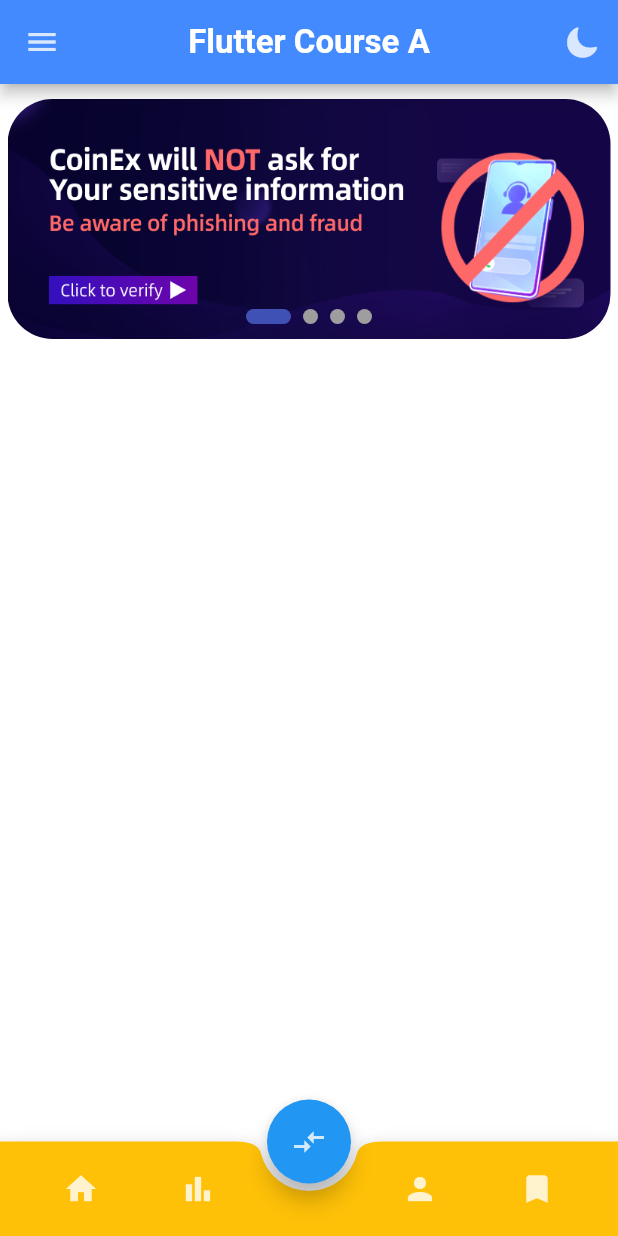
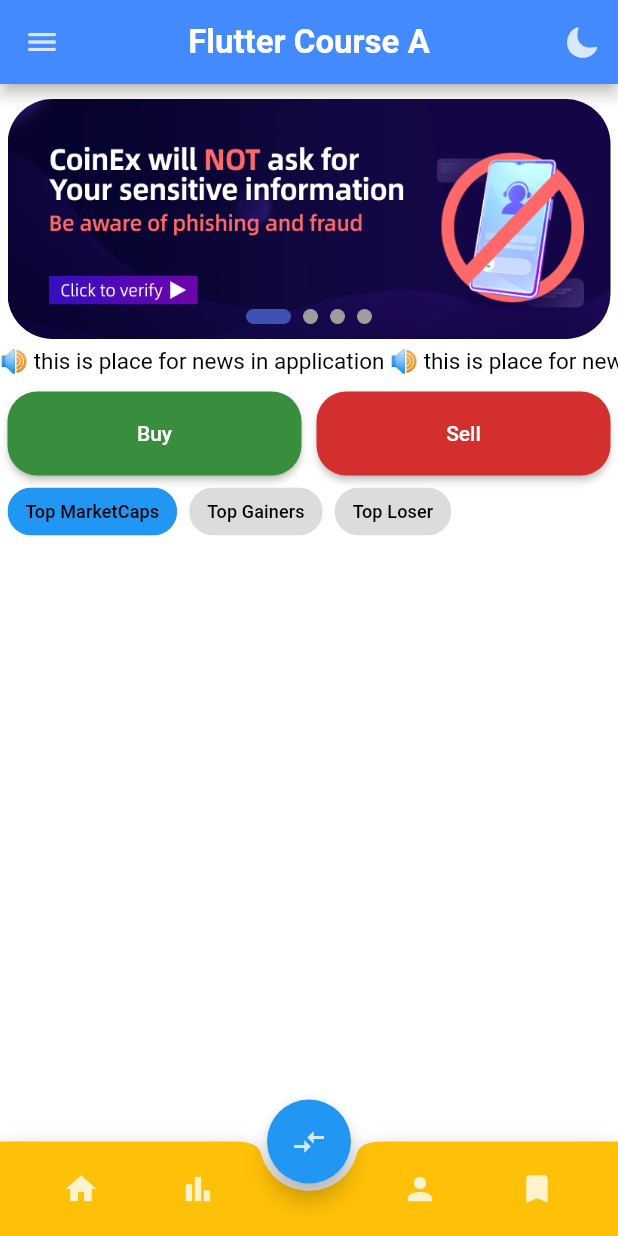
Before and after one commit to ArashZich/flutter_course_a, a Flutter app: the screen it shows after launch, on a phone screen of 412 x 824 dp. Run offline on Flutter 3.47's test engine with Material 2 defaults, Android fonts, the phone set to English and light mode, and no system bars; drawn by our look-alikes of marquee, smooth_page_indicator; our stand-ins replace dio, google_fonts; Roboto replaces fonts that are missing (Ubuntu).

```diff
--- a/lib/ui/Homepage.dart
+++ b/lib/ui/Homepage.dart
@@ -1,11 +1,26 @@
 import 'package:flutter/material.dart';
 import 'package:flutter_course_a/ui/ui_helper/HomePageView.dart';
 import 'package:flutter_course_a/ui/ui_helper/ThemeSwitcher.dart';
+import 'package:marquee/marquee.dart';
 import 'package:smooth_page_indicator/smooth_page_indicator.dart';
 
-class HomePage extends StatelessWidget {
+class HomePage extends StatefulWidget {
   HomePage({Key? key}) : super(key: key);
+
+  @override
+  State<HomePage> createState() => _HomePageState();
+}
+
+class _HomePageState extends State<HomePage> {
   final PageController _pageViewController = PageController(initialPage: 0);
+
+  var defaultChoiceIndex = 0;
+
+  final List<String> _choicesList = [
+    "Top MarketCaps",
+    "Top Gainers",
+    "Top Loser"
+  ];
 
   @override
   Widget build(BuildContext context) {
@@ -57,6 +72,75 @@ class HomePage extends StatelessWidget {
                       ],
                     ),
                   ),
+                ),
+                SizedBox(
+                  height: 30,
+                  width: double.infinity,
+                  child: Marquee(
+                    text: '🔊 this is place for news in application ',
+                    style: textTheme.bodySmall,
+                  ),
+                ),
+                const SizedBox(
+                  height: 5,
+                ),
+                Padding(
+                  padding: const EdgeInsets.only(left: 5, right: 5),
+                  child: Row(
+                    children: [
+                      Expanded(
+                          child: ElevatedButton(
+                        onPressed: () {},
+                        child: Text("Buy"),
+                        style: ElevatedButton.styleFrom(
+                            shape: const RoundedRectangleBorder(
+                                borderRadius:
+                                    BorderRadius.all(Radius.circular(20))),
+                            padding: const EdgeInsets.all(20),
+                            primary: Colors.green[700]),
+                      )),
+                      const SizedBox(
+                        width: 10,
+                      ),
+                      Expanded(
+                          child: ElevatedButton(
+                        onPressed: () {},
+                        child: Text("Sell"),
+                        style: ElevatedButton.styleFrom(
+                            shape: const RoundedRectangleBorder(
+                                borderRadius:
+                                    BorderRadius.all(Radius.circular(20))),
+                            padding: const EdgeInsets.all(20),
+                            primary: Colors.red[700]),
+                      ))
+                    ],
+                  ),
+                ),
+                Padding(
+                  padding: const EdgeInsets.only(right: 5, left: 5),
+                  child: Row(
+                    children: [
+                      Wrap(
+                        spacing: 8,
+                        children: List.generate(_choicesList.length, (index) {
+                          return ChoiceChip(
+                            label: Text(
+                              _choicesList[index],
+                              style: textTheme.titleSmall,
+                            ),
+                            selected: defaultChoiceIndex == index,
+                            selectedColor: Colors.blue,
+                            onSelected: (value) {
+                              setState(() {
+                                defaultChoiceIndex =
+                                    value ? index : defaultChoiceIndex;
+                              });
+                            },
+                          );
+                        }),
+                      )
+                    ],
+                  ),
                 )
               ],
             ),
--- a/pubspec.yaml
+++ b/pubspec.yaml
@@ -37,6 +37,8 @@ dependencies:
   google_fonts: ^3.0.1
   provider: ^6.0.3
   smooth_page_indicator: ^1.0.0+2
+  marquee: ^2.2.3
+  dio: ^4.0.6
 
 dev_dependencies:
   flutter_test:
```
Also changed, not shown: lib/models/CryptoModel/AllCryptoModel.dart (added, +78 -0 lines), lib/models/CryptoModel/CryptoData.dart (added, +318 -0 lines), lib/models/CryptoModel/Status.dart (added, +51 -0 lines), lib/network/ApiProvider.dart (added, +45 -0 lines), lib/providers/CryptoDataProvider.dart (added, +8 -0 lines), pubspec.lock.
